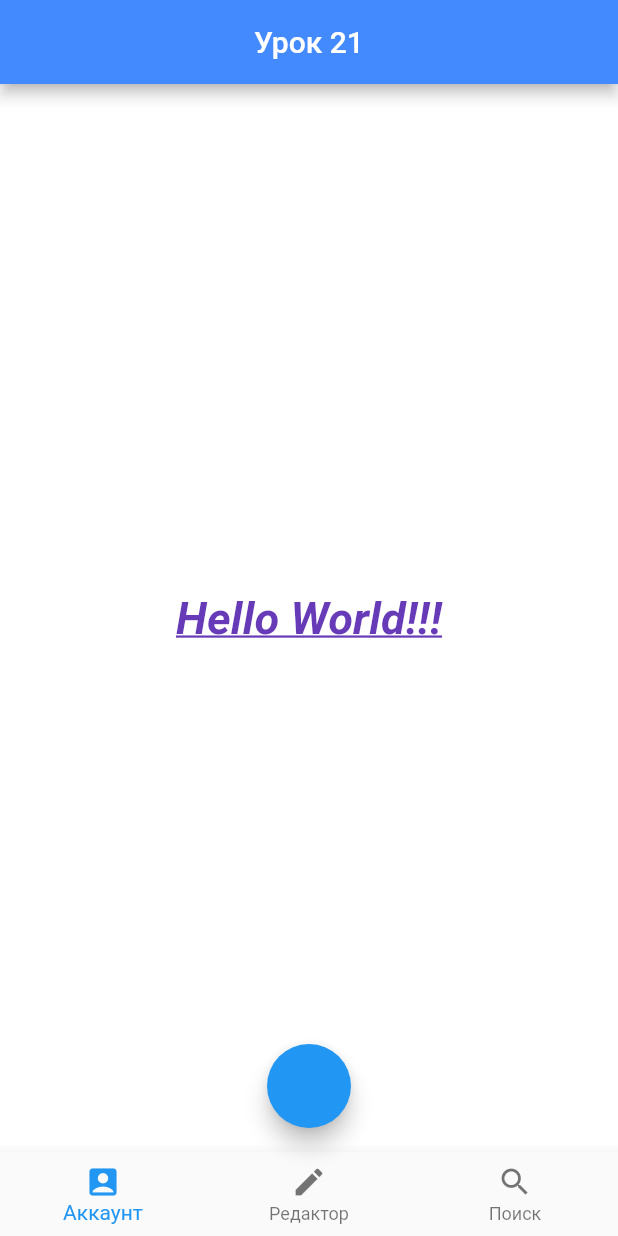
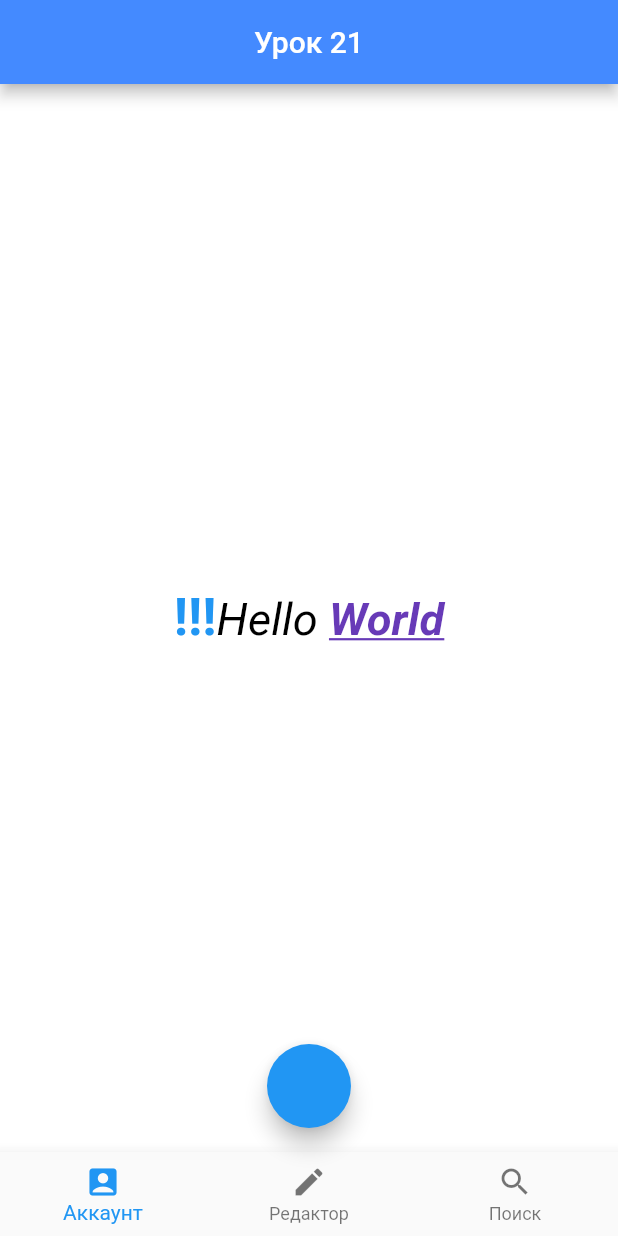
Before and after one commit to kirillnepomiluev/FlutterLessonsStemford, a Flutter app: the screen it shows after launch, on a phone screen of 412 x 824 dp. Run offline on Flutter 3.47's test engine with Material 2 defaults, Android fonts, the phone set to English and light mode, and no system bars.

Commit message:
после урока

```diff
--- a/lib/main.dart
+++ b/lib/main.dart
@@ -8,125 +8,121 @@ class Lessons extends StatelessWidget {
     return MaterialApp(
       title: "Уроки Flutter",
       home: Scaffold(
-        appBar: AppBar(
-          centerTitle: true,
-          title: Text(
-            "Урок 21",
-          ),
-          backgroundColor: Colors.blueAccent,
-        ),
         backgroundColor: Colors.white,
         floatingActionButton: FloatingActionButton(
           onPressed: () {},
         ),
         floatingActionButtonLocation: FloatingActionButtonLocation.centerFloat,
         bottomNavigationBar: BottomNavigationBar(
-          items: [
+          items: const [
             BottomNavigationBarItem(
                 icon: Icon(Icons.account_box), label: "Аккаунт"),
             BottomNavigationBarItem(icon: Icon(Icons.edit), label: "Редактор"),
             BottomNavigationBarItem(icon: Icon(Icons.search), label: "Поиск"),
           ],
         ),
-        body: const Center(
-          child: Text(
-            "Hello World!!!",
-            // Есть много способов декорировать текста. Универсальный виджет,
-            // отвечающий за стилизацию текстаявляется виджет TextStyle(),
-            // передаваемый в свойство style/.
+        // body: const Center(
+        //   child: Text(
+        //     "Hello  World!!!",
+        //     // Есть много способов декорировать текста. Универсальный виджет,
+        //     // отвечающий за стилизацию текстаявляется виджет TextStyle(),
+        //     // передаваемый в свойство style/.
+        //
+        //     style: TextStyle(
+        //       // Свойство, отвечающее за стиль текста. Принимает в себя виджет TextStyle().
+        //
+        //       fontSize: 42,
+        //       // Свойство, отвечающее за размер шрифта. Принимает в себя вещественное число.
+        //
+        //       fontWeight: FontWeight.w400,
+        //       // Свойство, отвечающее за толщину текста. Принимает в себя конструкторы
+        //       // FontWeight.
+        //
+        //       fontStyle: FontStyle.italic,
+        //       // Свойство, отвечающее за стиль текста. Принимает в себя конструкторы
+        //       // FontStyle.
+        //
+        //       decoration: TextDecoration.underline,
+        //       // Свойство, отвечающее за декорирование текста. Принимает в себя
+        //       // конструкторы TextDecoration.
+        //
+        //       color: Colors
+        //           .deepPurple, // Свойство, отвечающее за цвет текста.
+        //       // Принимает в себя цветовые виджеты.
+        //     ),
+        //   ),
+        // ),
+        appBar: AppBar(
+          centerTitle: true,
+          title: const Text(
+            "Урок 21",
+          ),
+          backgroundColor: Colors.blueAccent,
+        ),
+        body: Center(
+          child: RichText(
+            // В предыдущем примере мы научились декорировать текст.
+            // Однако, стиль текста распространялся на весь текст. Что
+            // если нам нужно стилизовать отдельный участок текста?
+            // Для этого существует виджет RichText().
+            // Он позволяет нам разбить текст на участки, и
+            /// задавать стиль для каждого из них индивидуально.
 
-            style: TextStyle(
-              // Свойство, отвечающее за стиль текста. Принимает в себя виджет TextStyle().
+            text: const TextSpan(
+              // Свойство, в которое помещается виджет TextSpan(),
+              // содержащий фрагмент текста и его стиль.
 
-              fontSize: 30,
-              // Свойство, отвечающее за размер шрифта. Принимает в себя вещественное число.
+              style: TextStyle(
+                // Сюда мы поместим стиль текста по умолчанию.
+                fontSize: 30,
+                fontWeight: FontWeight.bold,
+                fontStyle: FontStyle.italic,
+                decoration: TextDecoration.underline,
+                color: Colors.deepPurple,
+              ),
+              children: [
+                /// Свойство children содержит в себе дочерние виджеты.
+                //  При этом дочерние виджеты помещаются в квадратные скобки.
+                /// Теперь внутрь свойства children мы передадим еще несколько
+                //   виджетов TextSpan(), в которых будут содержаться отдельные
+                /// фрагменты текста, и стили для них. Если же мы не зададим
+                //   для них уникальный стил, то они примут параметры, указанные
+                /// выше.
+                TextSpan(
+                  text: "!!!",
+                  style: TextStyle(
+                      color: Colors.blue,
+                      fontStyle: FontStyle.normal,
+                      fontSize: 35,
+                      decoration: TextDecoration.none),
 
-              fontWeight: FontWeight.bold,
-              // Свойство, отвечающее за толщину текста. Принимает в себя конструкторы
-              // FontWeight.
+                  /// Изменим цвет
+                  //    на синий, уиерем курсив и подчеркивание, а также увеличиваем
+                  ///размер шрифта
+                ),
+                TextSpan(
+                  // Первый TextSpan будет содержать слово Hello .
 
-              fontStyle: FontStyle.italic,
-              // Свойство, отвечающее за стиль текста. Принимает в себя конструкторы
-              // FontStyle.
+                  text: "Hello ",
+                  // Здесь в свойство text мы уже передаем
+                  //  непосредственно текст, над которым будут произвоодиться изменения.
 
-              decoration: TextDecoration.underline,
-              // Свойство, отвечающее за декорирование текста. Принимает в себя
-              // конструкторы TextDecoration.
+                  style: TextStyle(
+                      fontWeight: FontWeight.normal,
+                      color: Colors.black,
+                      decoration: TextDecoration.none), // Сделаем текст нормальной толщины,
+                  //    изменим цвет на черный и уберем нижнее подчеркивание.
+                ),
 
-              color: Colors
-                  .deepPurple, // Свойство, отвечающее за цвет текста.
-              // Принимает в себя цветовые виджеты.
+                TextSpan(
+                  text: "World",
+                  // style: TextStyle(color: Colors.blueGrey), // Изменим цвет текста
+                  //     на синий.
+                ),
+              ],
             ),
           ),
         ),
-
-        // body: Center(
-        //   child: RichText(
-        //     // В предыдущем примере мы научились декорировать текст.
-        //     // Однако, стиль текста распространялся на весь текст. Что
-        //     // если нам нужно стилизовать отдельный участок текста?
-        //     // Для этого существует виджет RichText().
-        //     // Он позволяет нам разбить текст на участки, и
-        //     /// задавать стиль для каждого из них индивидуально.
-        //
-        //     text: const TextSpan(
-        //       // Свойство, в которое помещается виджет TextSpan(),
-        //       // содержащий фрагмент текста и его стиль.
-        //
-        //       style: TextStyle(
-        //         // Сюда мы поместим стиль текста по умолчанию.
-        //         fontSize: 30,
-        //         fontWeight: FontWeight.bold,
-        //         fontStyle: FontStyle.italic,
-        //         decoration: TextDecoration.underline,
-        //         color: Colors.deepPurple,
-        //       ),
-        //       children: [
-        //         /// Свойство children содержит в себе дочерние виджеты.
-        //         //  При этом дочерние виджеты помещаются в квадратные скобки.
-        //         /// Теперь внутрь свойства children мы передадим еще несколько
-        //         //   виджетов TextSpan(), в которых будут содержаться отдельные
-        //         /// фрагменты текста, и стили для них. Если же мы не зададим
-        //         //   для них уникальный стил, то они примут параметры, указанные
-        //         /// выше.
-        //
-        //         TextSpan(
-        //           // Первый TextSpan будет содержать слово Hello .
-        //
-        //           text: "Hello ",
-        //           // Здесь в свойство text мы уже передаем
-        //           //  непосредственно текст, над которым будут произвоодиться изменения.
-        //
-        //           style: TextStyle(
-        //               fontWeight: FontWeight.normal,
-        //               color: Colors.black,
-        //               decoration: TextDecoration
-        //                   .none), // Сделаем текст нормальной толщины,
-        //           //    изменим цвет на черный и уберем нижнее подчеркивание.
-        //         ),
-        //
-        //         TextSpan(
-        //           text: "World",
-        //           style: TextStyle(color: Colors.blueGrey), // Изменим цвет текста
-        //           //     на синий.
-        //         ),
-        //
-        //         TextSpan(
-        //           text: "!!!",
-        //           style: TextStyle(
-        //               color: Colors.blue,
-        //               fontStyle: FontStyle.normal,
-        //               fontSize: 35,
-        //               decoration: TextDecoration.none),
-        //
-        //           /// Изменим цвет
-        //           //    на синий, уиерем курсив и подчеркивание, а также увеличиваем
-        //           ///размер шрифта
-        //         ),
-        //       ],
-        //     ),
-        //   ),
-        // ),
       ),
     );
   }
```
